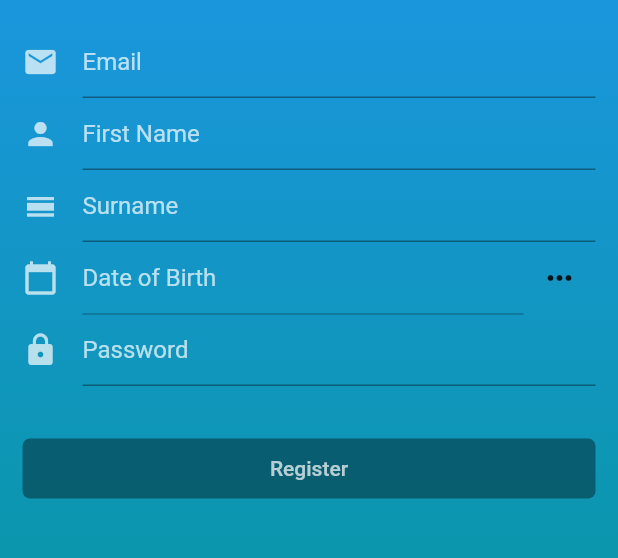
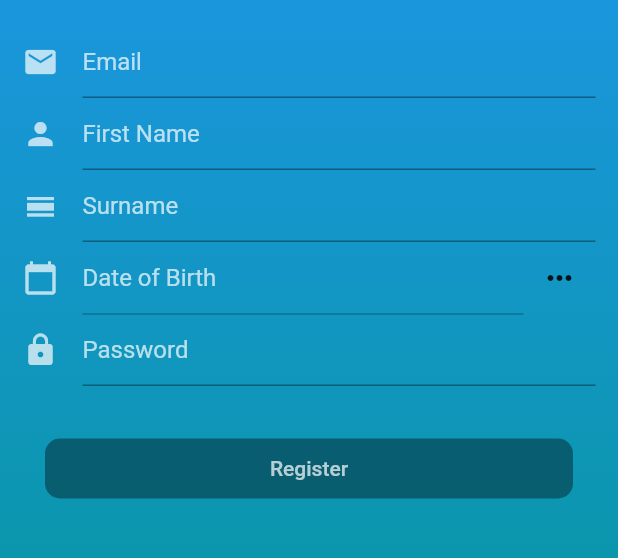
Before and after one commit to boyanzhang36/COMP90082-MS, a Flutter app: the Register screen opened by its route, on a phone screen of 412 x 824 dp, the part 256-814 px from its top. Run offline on Flutter 3.47's test engine with Material 2 defaults, Android fonts, the phone set to English and light mode, and no system bars; our stand-ins replace firebase_messaging, shared_preferences, table_calendar; accounts and stored records are empty.

Commit message:
register page style update

```diff
--- a/frontend/lib/screens/register.dart
+++ b/frontend/lib/screens/register.dart
@@ -132,7 +132,7 @@ class _RegisterState extends State<Register> {
     return Container(
       width: MediaQuery.of(context).size.width,
       height: 40.0,
-      padding: EdgeInsets.symmetric(horizontal: 15.0),
+      padding: EdgeInsets.symmetric(horizontal: 30.0),
       margin: EdgeInsets.only(top: 15.0),
       child: RaisedButton(
         onPressed: (emailController.text == "" ||
@@ -150,7 +150,7 @@ class _RegisterState extends State<Register> {
         color: Colors.purple,
         child:
             Text("Register", style: TextStyle(color: Colors.white70)),
-        shape: RoundedRectangleBorder(borderRadius: BorderRadius.circular(5.0)),
+        shape: RoundedRectangleBorder(borderRadius: BorderRadius.circular(10.0)),
       ),
     );
   }
```
